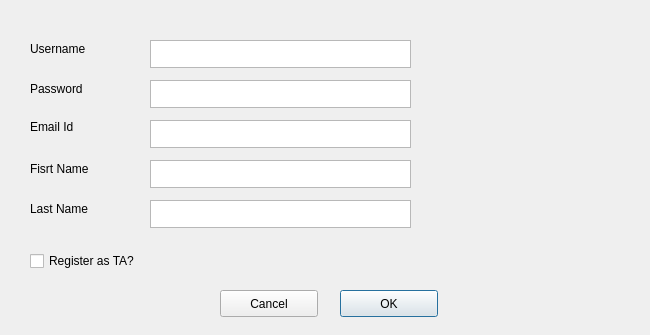
Old version of the form TheApp/register.ui in the repository krishna0512/drf.
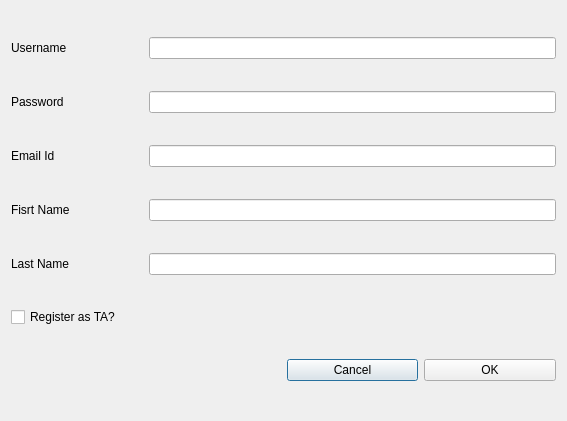
New version of the form.

What changed in the file:
```diff
--- a/TheApp/register.ui
+++ b/TheApp/register.ui
@@ -6,173 +6,127 @@
    <rect>
     <x>0</x>
     <y>0</y>
-    <width>650</width>
-    <height>335</height>
+    <width>567</width>
+    <height>421</height>
    </rect>
   </property>
   <property name="minimumSize">
    <size>
-    <width>650</width>
+    <width>500</width>
     <height>335</height>
    </size>
   </property>
   <property name="windowTitle">
    <string>Register</string>
   </property>
+  <layout class="QGridLayout" name="gridLayout">
+   <item row="0" column="1" colspan="3">
+    <widget class="QLineEdit" name="username">
+     <property name="maximumSize">
+      <size>
+       <width>500</width>
+       <height>16777215</height>
+      </size>
+     </property>
+    </widget>
+   </item>
+   <item row="6" column="2">
+    <widget class="QPushButton" name="cancelButton">
+     <property name="text">
+      <string>Cancel</string>
+     </property>
+    </widget>
+   </item>
+   <item row="0" column="0">
   <widget class="QLabel" name="usernameLabel">
-   <property name="geometry">
-    <rect>
-     <x>30</x>
-     <y>40</y>
-     <width>81</width>
-     <height>17</height>
-    </rect>
-   </property>
    <property name="text">
     <string>Username</string>
    </property>
   </widget>
-  <widget class="QLabel" name="passwordLabel">
-   <property name="geometry">
-    <rect>
-     <x>30</x>
-     <y>80</y>
-     <width>66</width>
-     <height>17</height>
-    </rect>
-   </property>
-   <property name="text">
-    <string>Password</string>
-   </property>
-  </widget>
-  <widget class="QLabel" name="emailLabel">
-   <property name="geometry">
-    <rect>
-     <x>30</x>
-     <y>117</y>
-     <width>66</width>
-     <height>20</height>
-    </rect>
-   </property>
-   <property name="text">
-    <string>Email Id</string>
-   </property>
-  </widget>
+   </item>
+   <item row="3" column="1" colspan="3">
+    <widget class="QLineEdit" name="fname">
+     <property name="maximumSize">
+      <size>
+       <width>500</width>
+       <height>16777215</height>
+      </size>
+     </property>
+    </widget>
+   </item>
+   <item row="1" column="1" colspan="3">
+    <widget class="QLineEdit" name="password">
+     <property name="maximumSize">
+      <size>
+       <width>500</width>
+       <height>16777215</height>
+      </size>
+     </property>
+    </widget>
+   </item>
+   <item row="3" column="0">
   <widget class="QLabel" name="fnameLabel">
-   <property name="geometry">
-    <rect>
-     <x>30</x>
-     <y>160</y>
-     <width>71</width>
-     <height>17</height>
-    </rect>
-   </property>
    <property name="text">
     <string>Fisrt Name</string>
    </property>
   </widget>
+   </item>
+   <item row="4" column="0">
   <widget class="QLabel" name="lnameLabel">
-   <property name="geometry">
-    <rect>
-     <x>30</x>
-     <y>200</y>
-     <width>71</width>
-     <height>17</height>
-    </rect>
-   </property>
    <property name="text">
     <string>Last Name</string>
    </property>
   </widget>
-  <widget class="QPlainTextEdit" name="username">
-   <property name="geometry">
-    <rect>
-     <x>150</x>
-     <y>40</y>
-     <width>261</width>
-     <height>28</height>
-    </rect>
-   </property>
-  </widget>
-  <widget class="QPlainTextEdit" name="password">
-   <property name="geometry">
-    <rect>
-     <x>150</x>
-     <y>80</y>
-     <width>261</width>
-     <height>28</height>
-    </rect>
-   </property>
-  </widget>
-  <widget class="QPlainTextEdit" name="email">
-   <property name="geometry">
-    <rect>
-     <x>150</x>
-     <y>120</y>
-     <width>261</width>
-     <height>28</height>
-    </rect>
-   </property>
-  </widget>
-  <widget class="QPlainTextEdit" name="fname">
-   <property name="geometry">
-    <rect>
-     <x>150</x>
-     <y>160</y>
-     <width>261</width>
-     <height>28</height>
-    </rect>
-   </property>
-  </widget>
-  <widget class="QPlainTextEdit" name="lname">
-   <property name="geometry">
-    <rect>
-     <x>150</x>
-     <y>200</y>
-     <width>261</width>
-     <height>28</height>
-    </rect>
-   </property>
-  </widget>
+   </item>
+   <item row="4" column="1" colspan="3">
+    <widget class="QLineEdit" name="lname">
+     <property name="maximumSize">
+      <size>
+       <width>500</width>
+       <height>16777215</height>
+      </size>
+     </property>
+    </widget>
+   </item>
+   <item row="1" column="0">
+    <widget class="QLabel" name="passwordLabel">
+     <property name="text">
+      <string>Password</string>
+     </property>
+    </widget>
+   </item>
+   <item row="2" column="0">
+    <widget class="QLabel" name="emailLabel">
+     <property name="text">
+      <string>Email Id</string>
+     </property>
+    </widget>
+   </item>
+   <item row="2" column="1" colspan="3">
+    <widget class="QLineEdit" name="email">
+     <property name="maximumSize">
+      <size>
+       <width>500</width>
+       <height>16777215</height>
+      </size>
+     </property>
+    </widget>
+   </item>
+   <item row="6" column="3">
   <widget class="QPushButton" name="okButton">
-   <property name="geometry">
-    <rect>
-     <x>340</x>
-     <y>290</y>
-     <width>98</width>
-     <height>27</height>
-    </rect>
-   </property>
    <property name="text">
     <string>OK</string>
    </property>
   </widget>
-  <widget class="QPushButton" name="cancelButton">
-   <property name="geometry">
-    <rect>
-     <x>220</x>
-     <y>290</y>
-     <width>98</width>
-     <height>27</height>
-    </rect>
-   </property>
-   <property name="text">
-    <string>Cancel</string>
-   </property>
-  </widget>
+   </item>
+   <item row="5" column="0" colspan="2">
   <widget class="QCheckBox" name="checkBox">
-   <property name="geometry">
-    <rect>
-     <x>30</x>
-     <y>250</y>
-     <width>141</width>
-     <height>22</height>
-    </rect>
-   </property>
    <property name="text">
     <string>Register as TA?</string>
    </property>
   </widget>
+   </item>
+  </layout>
  </widget>
  <resources/>
  <connections/>
```
Lines whose indentation alone changed are shown as unchanged.
